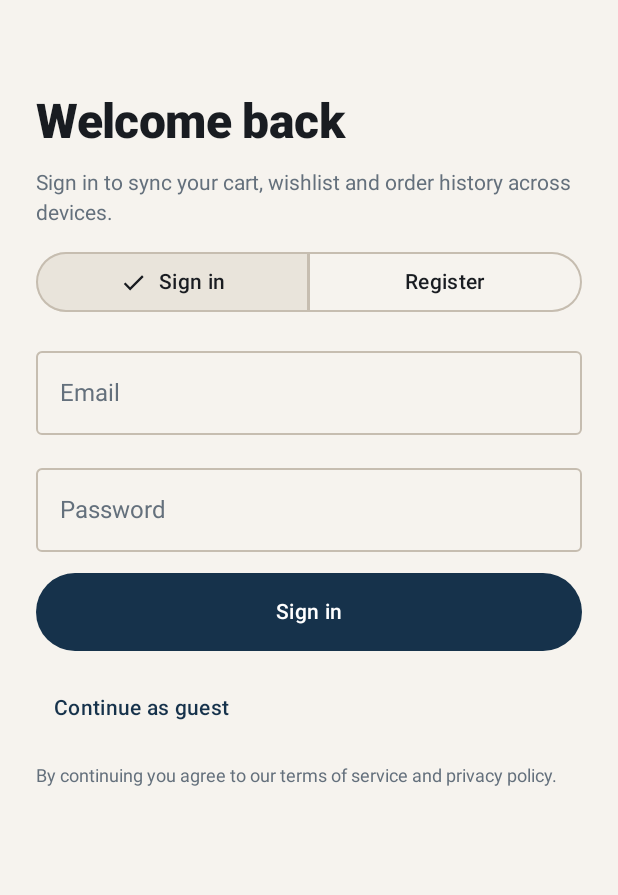
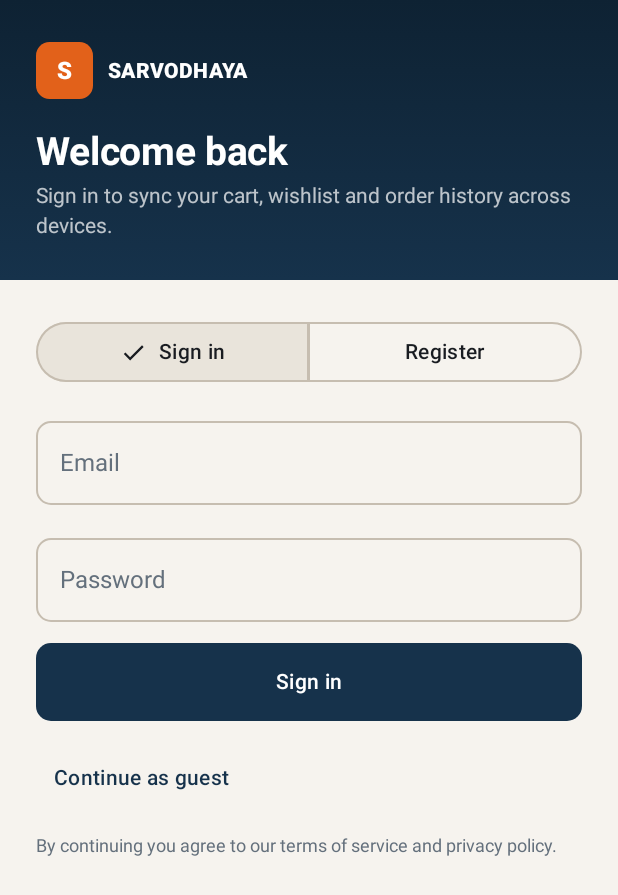
Before and after one commit to shyamoo10/Sarvodhaya, an Android app built with Jetpack Compose: the AuthScreen screen opened through its navigation route, on a phone screen of 412 x 824 dp. Shown: the top 895 px of the screen. Run offline under Robolectric (Android 15) with nearby library versions, the phone set to English and light mode, and no system bars; our stand-ins replace Firebase (no records; nobody signed in at launch, a user with empty details on screens opened directly).

Commit message:
Give sign-in a branded navy header
Auth now opens with the Sarvodhaya mark on the navy gradient with the industrial form styling below.

```diff
--- a/app/src/main/java/com/sarvodhaya/store/ui/screens/auth/AuthScreen.kt
+++ b/app/src/main/java/com/sarvodhaya/store/ui/screens/auth/AuthScreen.kt
@@ -1,6 +1,9 @@
 package com.sarvodhaya.store.ui.screens.auth
 
+import androidx.compose.foundation.BorderStroke
+import androidx.compose.foundation.background
 import androidx.compose.foundation.layout.Arrangement
+import androidx.compose.foundation.layout.Box
 import androidx.compose.foundation.layout.Column
 import androidx.compose.foundation.layout.Row
 import androidx.compose.foundation.layout.Spacer
@@ -8,7 +11,10 @@ import androidx.compose.foundation.layout.fillMaxSize
 import androidx.compose.foundation.layout.fillMaxWidth
 import androidx.compose.foundation.layout.height
 import androidx.compose.foundation.layout.padding
+import androidx.compose.foundation.layout.size
+import androidx.compose.foundation.layout.width
 import androidx.compose.foundation.rememberScrollState
+import androidx.compose.foundation.shape.RoundedCornerShape
 import androidx.compose.foundation.text.KeyboardOptions
 import androidx.compose.foundation.verticalScroll
 import androidx.compose.material3.Button
@@ -27,11 +33,18 @@ import androidx.compose.runtime.getValue
 import androidx.compose.runtime.mutableStateOf
 import androidx.compose.runtime.remember
 import androidx.compose.runtime.setValue
+import androidx.compose.ui.Alignment
 import androidx.compose.ui.Modifier
+import androidx.compose.ui.graphics.Brush
+import androidx.compose.ui.graphics.Color
+import androidx.compose.ui.text.font.FontWeight
 import androidx.compose.ui.text.input.KeyboardType
 import androidx.compose.ui.text.input.PasswordVisualTransformation
 import androidx.compose.ui.unit.dp
 import androidx.lifecycle.compose.collectAsStateWithLifecycle
+import com.sarvodhaya.store.core.ui.theme.BrandNavy
+import com.sarvodhaya.store.core.ui.theme.BrandNavyDeep
+import com.sarvodhaya.store.core.ui.theme.BrandOrange
 import com.sarvodhaya.store.ui.viewmodel.AuthViewModel
 
 @Composable
@@ -51,24 +64,53 @@ fun AuthScreen(
         if (currentUser != null) onAuthenticated()
     }
 
+    Column(modifier = Modifier.fillMaxSize().verticalScroll(rememberScrollState())) {
         Column(
             modifier = Modifier
-            .fillMaxSize()
-            .verticalScroll(rememberScrollState())
-            .padding(24.dp),
-        verticalArrangement = Arrangement.spacedBy(14.dp)
+                .fillMaxWidth()
+                .background(Brush.verticalGradient(listOf(BrandNavyDeep, BrandNavy)))
+                .padding(horizontal = 24.dp, vertical = 28.dp)
         ) {
-        Spacer(Modifier.height(24.dp))
+            Row(verticalAlignment = Alignment.CenterVertically) {
+                Box(
+                    modifier = Modifier
+                        .size(38.dp)
+                        .background(BrandOrange, RoundedCornerShape(9.dp)),
+                    contentAlignment = Alignment.Center
+                ) {
+                    Text(
+                        text = "S",
+                        style = MaterialTheme.typography.titleMedium,
+                        fontWeight = FontWeight.Black,
+                        color = Color.White
+                    )
+                }
+                Spacer(Modifier.width(10.dp))
+                Text(
+                    text = "SARVODHAYA",
+                    style = MaterialTheme.typography.labelLarge,
+                    fontWeight = FontWeight.Black,
+                    color = Color.White
+                )
+            }
+            Spacer(Modifier.height(20.dp))
             Text(
                 text = if (isRegister) "Create your account" else "Welcome back",
-            style = MaterialTheme.typography.displaySmall
+                style = MaterialTheme.typography.headlineMedium,
+                color = Color.White
             )
+            Spacer(Modifier.height(6.dp))
             Text(
                 text = "Sign in to sync your cart, wishlist and order history across devices.",
                 style = MaterialTheme.typography.bodyMedium,
-            color = MaterialTheme.colorScheme.onSurfaceVariant
+                color = Color.White.copy(alpha = 0.72f)
             )
+        }
 
+        Column(
+            modifier = Modifier.padding(24.dp),
+            verticalArrangement = Arrangement.spacedBy(14.dp)
+        ) {
             SingleChoiceSegmentedButtonRow(modifier = Modifier.fillMaxWidth()) {
                 SegmentedButton(
                     selected = !isRegister,
@@ -88,6 +130,7 @@ fun AuthScreen(
                     onValueChange = { name = it },
                     label = { Text("Full name") },
                     singleLine = true,
+                    shape = RoundedCornerShape(10.dp),
                     modifier = Modifier.fillMaxWidth()
                 )
             }
@@ -96,6 +139,7 @@ fun AuthScreen(
                 onValueChange = { email = it },
                 label = { Text("Email") },
                 singleLine = true,
+                shape = RoundedCornerShape(10.dp),
                 keyboardOptions = KeyboardOptions(keyboardType = KeyboardType.Email),
                 modifier = Modifier.fillMaxWidth()
             )
@@ -104,6 +148,7 @@ fun AuthScreen(
                 onValueChange = { password = it },
                 label = { Text("Password") },
                 singleLine = true,
+                shape = RoundedCornerShape(10.dp),
                 visualTransformation = PasswordVisualTransformation(),
                 keyboardOptions = KeyboardOptions(keyboardType = KeyboardType.Password),
                 modifier = Modifier.fillMaxWidth()
@@ -123,6 +168,7 @@ fun AuthScreen(
                     else authViewModel.signIn(email, password)
                 },
                 enabled = !state.loading,
+                shape = RoundedCornerShape(10.dp),
                 modifier = Modifier
                     .fillMaxWidth()
                     .height(52.dp)
@@ -144,8 +190,9 @@ fun AuthScreen(
 
             if (!authViewModel.isFirebaseConfigured) {
                 Surface(
-                shape = MaterialTheme.shapes.large,
-                color = MaterialTheme.colorScheme.secondaryContainer
+                    shape = RoundedCornerShape(10.dp),
+                    color = MaterialTheme.colorScheme.secondaryContainer,
+                    border = BorderStroke(1.dp, MaterialTheme.colorScheme.outlineVariant)
                 ) {
                     Text(
                         text = "Firebase is not configured yet. Add app/google-services.json to this project and rebuild to enable real accounts.",
@@ -162,3 +209,4 @@ fun AuthScreen(
             )
         }
     }
+}
```
Lines whose indentation alone changed are shown as unchanged.
